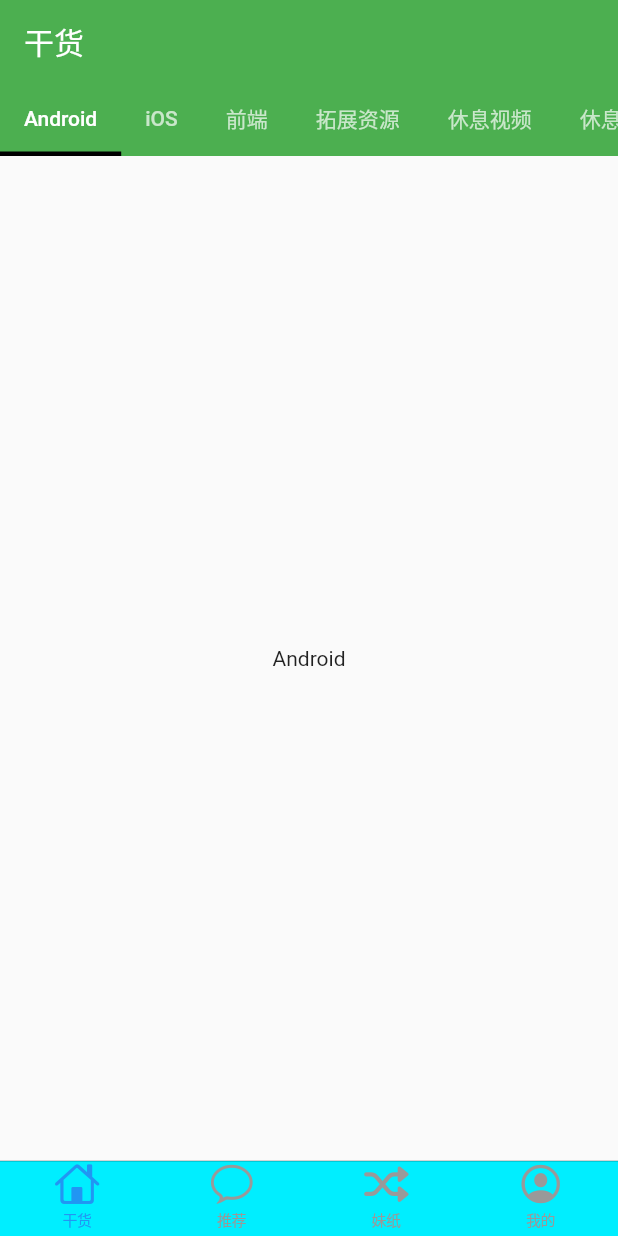
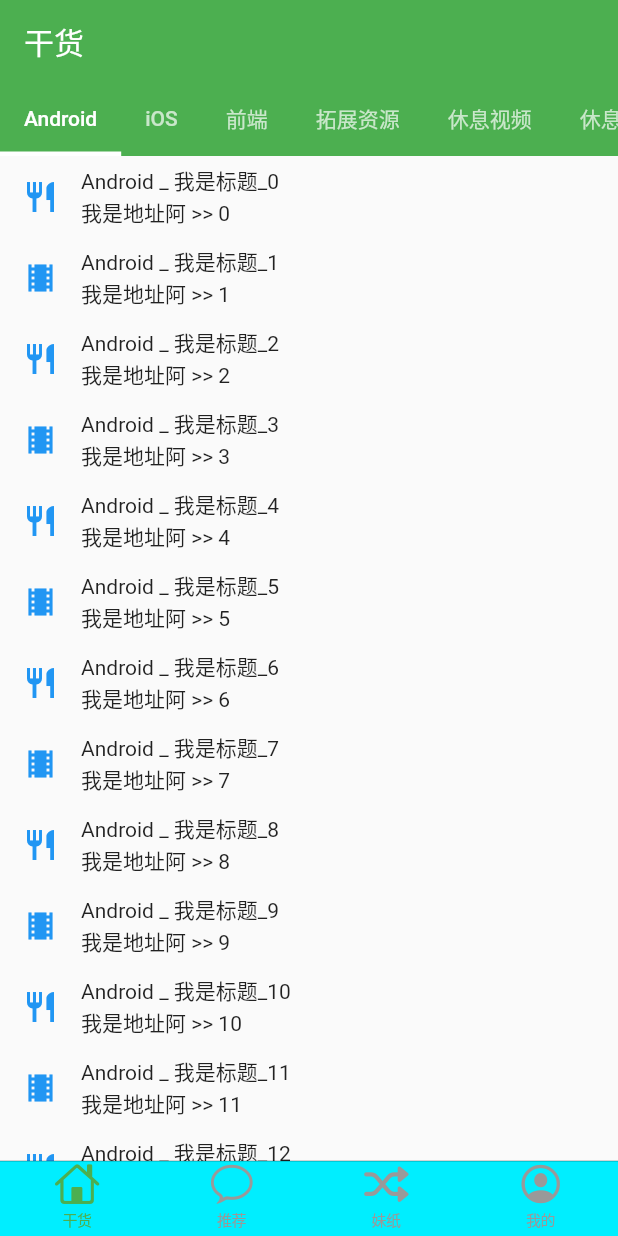
Before and after one commit to iwgang/GankCamp-Flutter, a Flutter app: the screen it shows after launch, on a phone screen of 412 x 824 dp. Run offline on Flutter 3.47's test engine with Material 2 defaults, Android fonts, the phone set to English and light mode, and no system bars.

Commit message:
ui 优化

```diff
--- a/lib/main.dart
+++ b/lib/main.dart
@@ -29,6 +29,7 @@
         ),
         child: CupertinoTabScaffold(
           tabBar: CupertinoTabBar(
+            activeColor: Colors.green,
             items: const <BottomNavigationBarItem>[
               BottomNavigationBarItem(
                 icon: Icon(CupertinoIcons.home),
--- /dev/null
+++ b/lib/model/building.dart
@@ -0,0 +1,9 @@
+enum BuildingType { theater, restaurant }
+
+class Building {
+  final BuildingType type;
+  final String title;
+  final String address;
+
+  Building(this.type, this.title, this.address);
+}
--- a/lib/pages/maintab/main_tab_gank.dart
+++ b/lib/pages/maintab/main_tab_gank.dart
@@ -1,4 +1,5 @@
 import 'package:flutter/material.dart';
+import 'package:gankcamp_flutter/pages/widget/gank_list_widget.dart';
 
 const _allTabs = <String>[
   'Android',
@@ -58,7 +59,7 @@
       controller: _controller,
       isScrollable: true,
       indicator: UnderlineTabIndicator(
-          borderSide: BorderSide(color: Colors.black, width: 3)),
+          borderSide: BorderSide(color: Colors.white, width: 3)),
       tabs: _allTabs.map<Tab>((tab) => Tab(text: tab)).toList(),
     );
   }
@@ -66,13 +67,7 @@
   Widget bodyWidget() {
     return TabBarView(
       controller: _controller,
-      children: _allTabs
-          .map<Widget>((tab) => Container(
-                child: Center(
-                  child: Text(tab),
-                ),
-              ))
-          .toList(),
+      children: _allTabs.map<Widget>((tab) => GankListWidget(tab)).toList(),
     );
   }
 }
--- a/lib/pages/maintab/main_tab_rec.dart
+++ b/lib/pages/maintab/main_tab_rec.dart
@@ -12,8 +12,19 @@
             backgroundColor: Colors.green,
             expandedHeight: _appBarHeight,
             pinned: true,
+            actions: <Widget>[
+              IconButton(
+                icon: const Icon(Icons.date_range),
+                tooltip: '切换日期',
+                onPressed: () => print('edit...'),
+              ),
+            ],
             flexibleSpace: FlexibleSpaceBar(
-              title: Text('每日推荐'),
+              centerTitle: true,
+              title: Text(
+                '推荐：2019-01-04',
+                style: TextStyle(fontSize: 17),
+              ),
               background: Image.network(
                 "https://timgsa.baidu.com/timg?image&quality=80&size=b9999_10000&sec=1546509702760&di=e77e8c31e2241c14894278d53df7230a&imgtype=0&src=http%3A%2F%2Fimg.zcool.cn%2Fcommunity%2F01a52958009e2ea84a0e282bd0d86c.jpg%402o.jpg",
                 fit: BoxFit.cover,
--- /dev/null
+++ b/lib/pages/widget/gank_list_widget.dart
@@ -0,0 +1,79 @@
+import 'package:flutter/material.dart';
+import 'package:gankcamp_flutter/model/building.dart';
+
+typedef OnItemClickListener = void Function(int position);
+
+class GankListWidget extends StatefulWidget {
+  final String type;
+
+  GankListWidget(this.type);
+
+  @override
+  State createState() {
+    var buildings = <Building>[];
+    for (var i = 0; i < 100; i++) {
+      buildings.add(Building(
+          i % 2 == 0 ? BuildingType.restaurant : BuildingType.theater,
+          '$type _ 我是标题_$i',
+          '我是地址阿 >> $i'));
+    }
+    return _GankListWidgetState(
+        buildings: buildings,
+        listener: (position) => print('ItemView click >> $position'),
+        type: type);
+  }
+}
+
+class _GankListWidgetState extends State<GankListWidget> {
+  final List<Building> buildings;
+  final OnItemClickListener listener;
+  final String type;
+
+  _GankListWidgetState({@required this.buildings, this.listener, this.type});
+
+  @override
+  Widget build(BuildContext context) {
+    print('build $context');
+    return ListView.builder(
+      key: PageStorageKey<String>(type),
+      itemCount: buildings.length,
+      itemBuilder: (context, index) => InkWell(
+            child: _ItemView(index, buildings[index]),
+            onTap: () =>
+                null != listener ? listener(index) : print('Null listener'),
+          ),
+    );
+  }
+}
+
+class _ItemView extends StatelessWidget {
+  final int pos;
+  final Building building;
+
+  _ItemView(this.pos, this.building);
+
+  @override
+  Widget build(BuildContext context) {
+    return Row(
+      children: <Widget>[
+        Container(
+          margin: EdgeInsets.all(15),
+          child: Icon(
+              building.type == BuildingType.restaurant
+                  ? Icons.restaurant
+                  : Icons.theaters,
+              color: Colors.blue),
+        ),
+        Expanded(
+          child: Column(
+            crossAxisAlignment: CrossAxisAlignment.start,
+            children: <Widget>[
+              Text(building.title),
+              Text(building.address),
+            ],
+          ),
+        )
+      ],
+    );
+  }
+}
```
